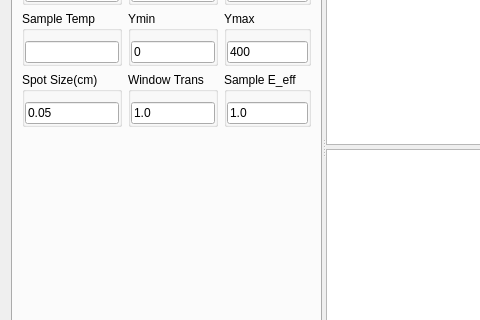
Above: UIs/HSG.ui from SherwinGroup/EMCCD-psychic before the change; both pictures show x 0 to 480 and y 96 to 416 of the 838 by 690 pixel window. Below: the same form after it.
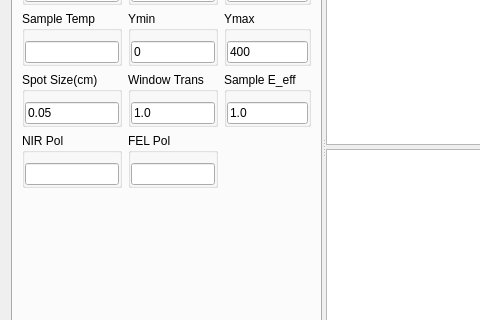
That is the form after the change. The open tabs and pages were chosen to show the change. Custom widgets are drawn as their Qt base class.

Commit message:
I can't do anymore right now.
I think it’s getting really close. For a robust attempt for trying to
take data on Monday.

```diff
--- a/UIs/HSG.ui
+++ b/UIs/HSG.ui
@@ -827,8 +827,35 @@
              </layout>
             </widget>
            </item>
-           <item row="3" column="0">
-            <spacer name="verticalSpacer_4">
+           <item row="3" column="2">
+            <widget class="QGroupBox" name="groupBox_3">
+             <property name="title">
+              <string>FEL Pol</string>
+             </property>
+             <property name="flat">
+              <bool>true</bool>
+             </property>
+             <layout class="QHBoxLayout" name="horizontalLayout_2">
+              <property name="leftMargin">
+               <number>0</number>
+              </property>
+              <property name="topMargin">
+               <number>10</number>
+              </property>
+              <property name="rightMargin">
+               <number>0</number>
+              </property>
+              <property name="bottomMargin">
+               <number>0</number>
+              </property>
+              <item>
+               <widget class="QLineEdit" name="tCCDFELPol"/>
+              </item>
+             </layout>
+            </widget>
+           </item>
+           <item row="4" column="3">
+            <spacer name="verticalSpacer">
              <property name="orientation">
               <enum>Qt::Vertical</enum>
              </property>
@@ -840,6 +867,33 @@
              </property>
             </spacer>
            </item>
+           <item row="3" column="0">
+            <widget class="QGroupBox" name="groupBox_5">
+             <property name="title">
+              <string>NIR Pol</string>
+             </property>
+             <property name="flat">
+              <bool>true</bool>
+             </property>
+             <layout class="QHBoxLayout" name="horizontalLayout_4">
+              <property name="leftMargin">
+               <number>0</number>
+              </property>
+              <property name="topMargin">
+               <number>10</number>
+              </property>
+              <property name="rightMargin">
+               <number>0</number>
+              </property>
+              <property name="bottomMargin">
+               <number>0</number>
+              </property>
+              <item>
+               <widget class="QLineEdit" name="tCCDNIRPol"/>
+              </item>
+             </layout>
+            </widget>
+           </item>
           </layout>
          </item>
         </layout>
```
Left out of the diff: 374 changed lines with no effect on the pictures. The commit also changes 17 other files.
